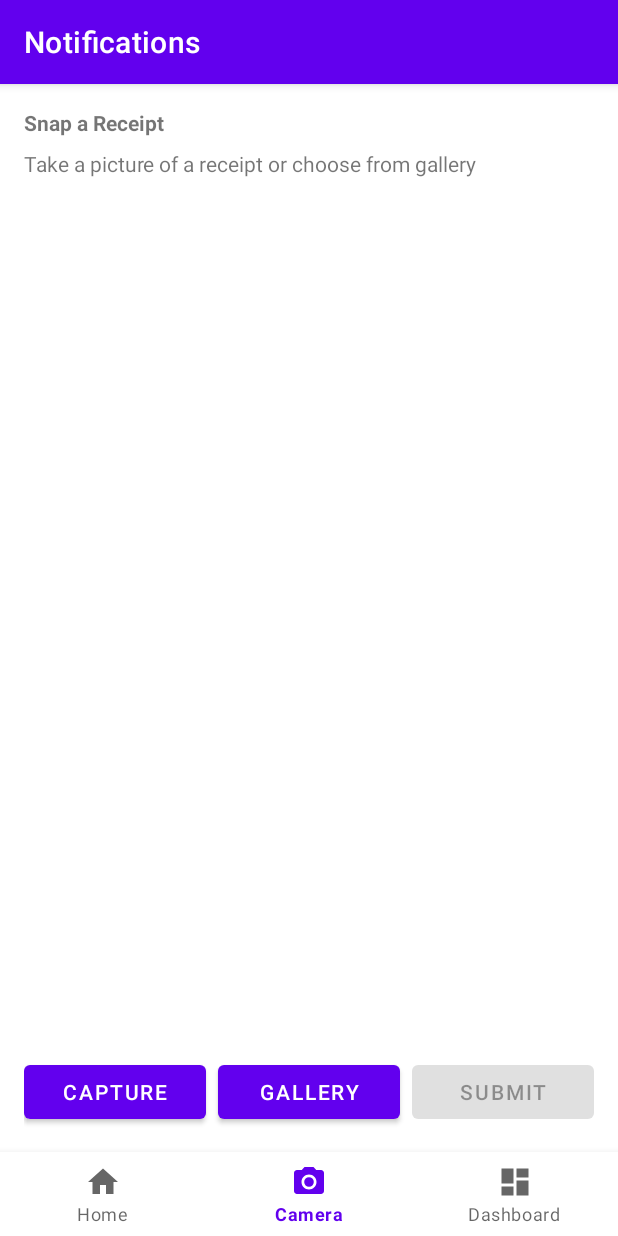
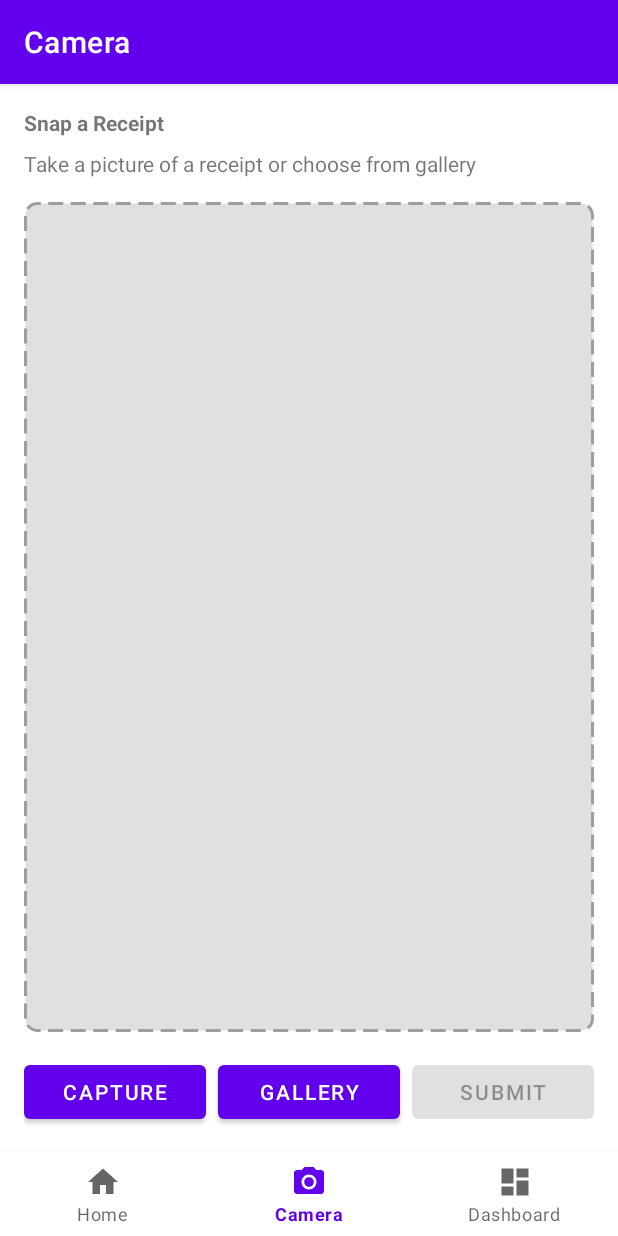
Before and after one commit to jaysqvl/ExpensAI, an Android app: the CameraFragment screen opened through its navigation route, on a phone screen of 412 x 824 dp. Run offline under Robolectric (Android 15) with nearby library versions, the phone set to English and light mode, and no system bars; our stand-ins replace Firebase (no records; nobody signed in at launch, a user with empty details on screens opened directly), Room's generated code, navigation-ui.

Commit message:
Minor changes

```diff
--- /dev/null
+++ b/app/src/main/res/drawable/placeholder.xml
@@ -0,0 +1,19 @@
+<layer-list xmlns:android="http://schemas.android.com/apk/res/android">
+    <!-- Background Color -->
+    <item android:drawable="@android:color/white" />
+
+    <!-- Dashed Rectangle -->
+    <item>
+        <shape
+            android:shape="rectangle">
+            <solid android:color="#E0E0E0" /> <!-- light grey background for dashed border -->
+            <corners android:radius="8dp" />
+            <stroke
+                android:color="#9E9E9E"
+                android:dashWidth="10dp"
+                android:dashGap="5dp"
+                android:width="2dp" />
+        </shape>
+    </item>
+
+</layer-list>
--- a/app/src/main/res/layout/fragment_camera.xml
+++ b/app/src/main/res/layout/fragment_camera.xml
@@ -24,6 +24,7 @@
         android:layout_width="match_parent"
         android:layout_height="0dp"
         android:layout_weight="1"
+        android:src="@drawable/placeholder"
         android:scaleType="centerInside"
         android:layout_marginBottom="16dp"/>
 
--- a/app/src/main/res/navigation/mobile_navigation.xml
+++ b/app/src/main/res/navigation/mobile_navigation.xml
@@ -20,6 +20,6 @@
     <fragment
         android:id="@+id/navigation_notifications"
         android:name="com.example.cmpt362_finalproject.ui.camera.CameraFragment"
-        android:label="@string/title_notifications"
+        android:label="Camera"
         tools:layout="@layout/fragment_camera" />
 </navigation>
--- /dev/null
+++ b/app/src/main/res/xml/file_paths.xml
@@ -0,0 +1,3 @@
+<paths>
+    <external-path name="/storage/emulated/0" path="." />
+</paths>
```
